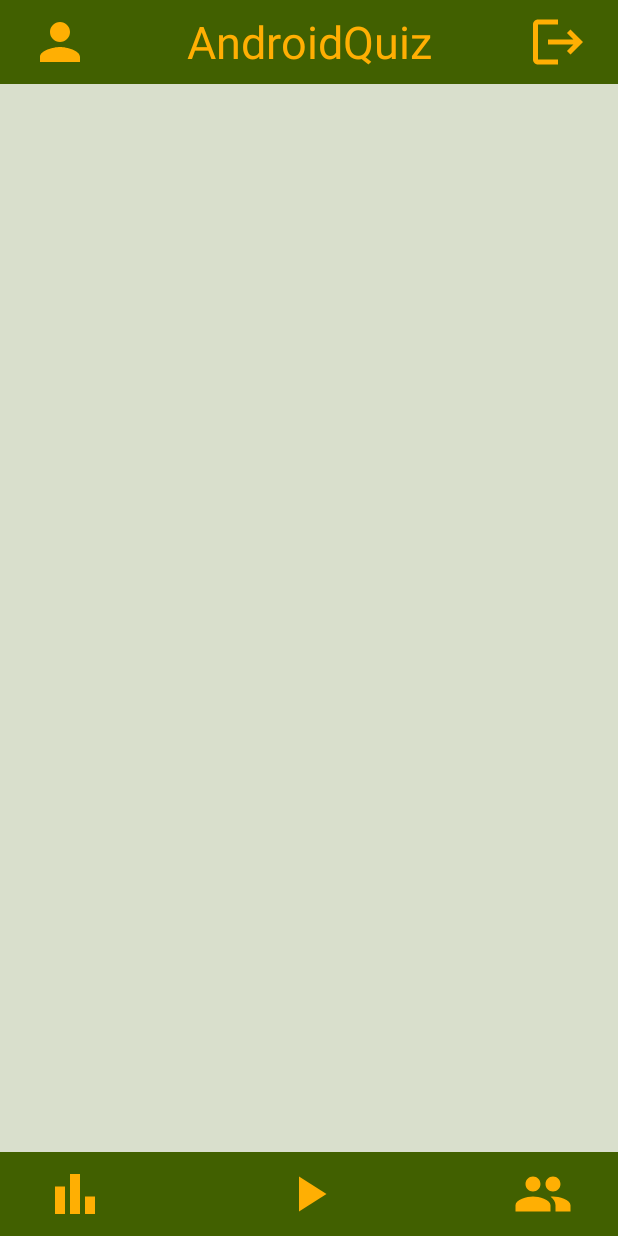
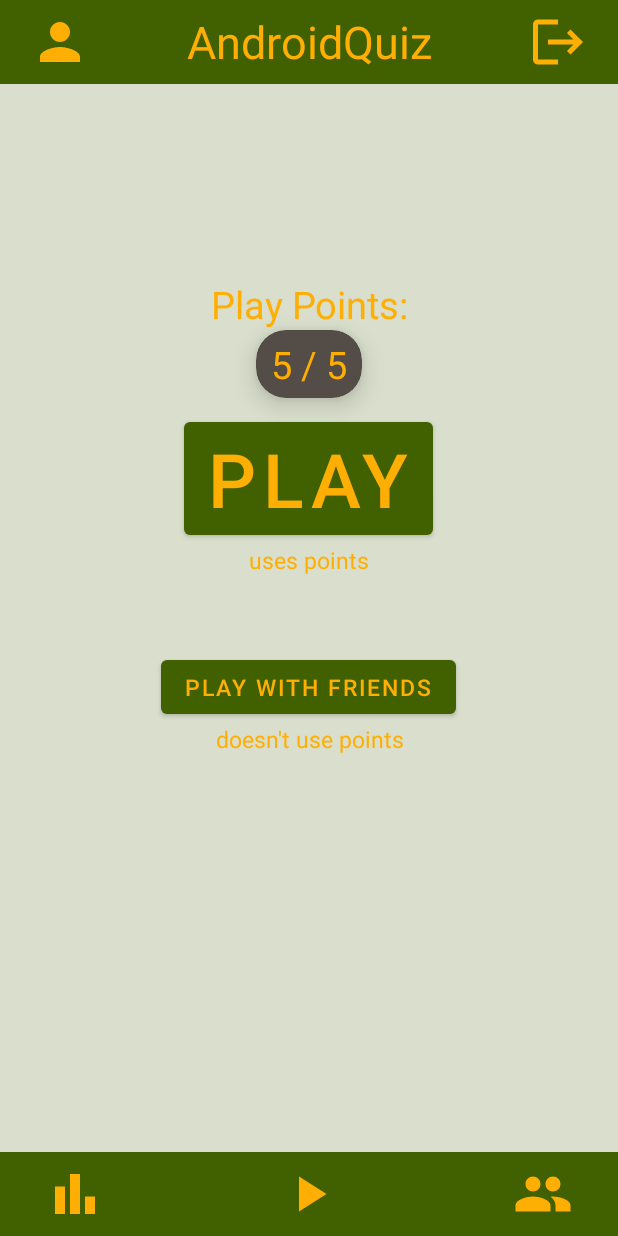
Before and after one commit to doka900/AndroidQuiz, an Android app: the HomeActivity screen opened directly, with no data from a screen before it, on a phone screen of 412 x 824 dp. Run offline under Robolectric (Android 15) with nearby library versions, the phone set to English and light mode, and no system bars.

Commit message:
Home page and in game bar

```diff
--- a/Frontend/AndroidQuiz/app/src/main/AndroidManifest.xml
+++ b/Frontend/AndroidQuiz/app/src/main/AndroidManifest.xml
@@ -11,6 +11,9 @@
         android:supportsRtl="true"
         android:theme="@style/Theme.AndroidQuiz"
         tools:targetApi="31">
+        <activity
+            android:name=".activities.KzzActivity"
+            android:exported="false" />
         <activity
             android:name=".activities.HomeActivity"
             android:exported="false" />
--- a/Frontend/AndroidQuiz/app/src/main/java/com/example/androidquiz/MainActivity.java
+++ b/Frontend/AndroidQuiz/app/src/main/java/com/example/androidquiz/MainActivity.java
@@ -7,6 +7,7 @@ import android.os.Bundle;
 import android.widget.Button;
 
 import com.example.androidquiz.activities.HomeActivity;
+import com.example.androidquiz.activities.KzzActivity;
 import com.example.androidquiz.activities.LoginActivity;
 import com.example.androidquiz.activities.ProfileActivity;
 
@@ -47,7 +48,7 @@ public class MainActivity extends AppCompatActivity {
             startActivity(intent);
         });
         kzzPageButton.setOnClickListener(v -> {
-            Intent intent = new Intent(MainActivity.this, LoginActivity.class);
+            Intent intent = new Intent(MainActivity.this, KzzActivity.class);
             startActivity(intent);
         });
     }
--- a/Frontend/AndroidQuiz/app/src/main/java/com/example/androidquiz/activities/HomeActivity.java
+++ b/Frontend/AndroidQuiz/app/src/main/java/com/example/androidquiz/activities/HomeActivity.java
@@ -16,17 +16,17 @@ public class HomeActivity extends AppCompatActivity {
         super.onCreate(savedInstanceState);
         setContentView(R.layout.activity_home);
 
-        androidx.appcompat.widget.Toolbar gamebar = findViewById(R.id.gamebar);
-        setSupportActionBar(gamebar);
+        androidx.appcompat.widget.Toolbar menubar = findViewById(R.id.menubar);
+        setSupportActionBar(menubar);
         getSupportActionBar().setDisplayShowTitleEnabled(false);
 
         androidx.appcompat.widget.Toolbar toolbar = findViewById(R.id.toolbar);
         setSupportActionBar(toolbar);
         getSupportActionBar().setDisplayShowTitleEnabled(false);
 
-        ImageView play = findViewById(R.id.gamebar_playButton);
-        ImageView rangList = findViewById(R.id.gamebar_ranglistButton);
-        ImageView friends = findViewById(R.id.gamebar_friendsButton);
+        ImageView play = findViewById(R.id.menubar_playButton);
+        ImageView rangList = findViewById(R.id.menubar_ranglistButton);
+        ImageView friends = findViewById(R.id.menubar_friendsButton);
         ImageView profile = findViewById(R.id.toolbar_profileButton);
         ImageView logout = findViewById(R.id.toolbar_logoutButton);
 
--- a/Frontend/AndroidQuiz/app/src/main/res/layout/activity_home.xml
+++ b/Frontend/AndroidQuiz/app/src/main/res/layout/activity_home.xml
@@ -2,6 +2,7 @@
 <androidx.constraintlayout.widget.ConstraintLayout xmlns:android="http://schemas.android.com/apk/res/android"
     xmlns:app="http://schemas.android.com/apk/res-auto"
     xmlns:tools="http://schemas.android.com/tools"
+    xmlns:card_view="http://schemas.android.com/apk/res-auto"
     android:layout_width="match_parent"
     android:layout_height="match_parent"
     tools:context=".activities.HomeActivity"
@@ -10,14 +11,95 @@
         android:id="@+id/toolbar"
         layout="@layout/toolbar"/>
 
+    <LinearLayout
+        android:layout_width="match_parent"
+        android:layout_height="match_parent"
+        android:orientation="vertical"
+        android:layout_marginTop="180dp"
+        android:layout_marginBottom="60dp">
+
+        <TextView
+            android:layout_width="match_parent"
+            android:layout_height="wrap_content"
+            android:layout_gravity="center_horizontal"
+            android:layout_marginTop="5dp"
+            android:text="Play Points:"
+            android:textAlignment="center"
+            android:textColor="@color/golden"
+            android:textSize="25sp" />
+
+        <androidx.cardview.widget.CardView
+            android:layout_width="wrap_content"
+            android:layout_height="wrap_content"
+            android:layout_gravity="center_horizontal"
+            card_view:cardCornerRadius="20dp"
+            card_view:cardElevation="10dp"
+            card_view:cardBackgroundColor="@color/dark_gray"
+            android:gravity="center"
+            android:orientation="vertical">
+
+            <TextView
+                android:layout_width="wrap_content"
+                android:layout_height="wrap_content"
+                android:layout_gravity="center_horizontal"
+                android:layout_marginTop="5dp"
+                android:text="5 / 5"
+                android:layout_marginHorizontal="10dp"
+                android:layout_marginVertical="5dp"
+                android:textAlignment="center"
+                android:textColor="@color/golden"
+                android:textSize="25sp" />
+
+        </androidx.cardview.widget.CardView>
+
+        <Button
+            android:id="@+id/activity_home_playButton"
+            android:layout_width="wrap_content"
+            android:layout_height="wrap_content"
+            android:layout_gravity="center"
+            android:layout_marginTop="10dp"
+            android:text="PLAY"
+            android:textColor="@color/golden"
+            android:textSize="50sp" />
+
+        <TextView
+            android:layout_width="wrap_content"
+            android:layout_height="wrap_content"
+            android:layout_gravity="center_horizontal"
+            android:text="uses points"
+            android:layout_marginHorizontal="10dp"
+            android:textAlignment="center"
+            android:textColor="@color/golden"
+            android:textSize="15sp" />
+
+        <Button
+            android:id="@+id/activity_home_playfriendsButton"
+            android:layout_width="wrap_content"
+            android:layout_height="wrap_content"
+            android:layout_gravity="center"
+            android:layout_marginTop="50dp"
+            android:text="PLAY with friends"
+            android:textColor="@color/golden"
+            android:textSize="15sp" />
+        <TextView
+            android:layout_width="wrap_content"
+            android:layout_height="wrap_content"
+            android:layout_gravity="center_horizontal"
+            android:text="doesn't use points"
+            android:layout_marginHorizontal="10dp"
+            android:textAlignment="center"
+            android:textColor="@color/golden"
+            android:textSize="15sp" />
+
+    </LinearLayout>
 
     <LinearLayout
         android:layout_width="match_parent"
         android:layout_height="match_parent"
         android:gravity="bottom|center">
         <include
-            android:id="@+id/gamebar"
-            layout="@layout/gamebar" />
+            android:id="@+id/menubar"
+            layout="@layout/menubar" />
     </LinearLayout>
 
 </androidx.constraintlayout.widget.ConstraintLayout>
--- a/Frontend/AndroidQuiz/app/src/main/res/layout/activity_profile.xml
+++ b/Frontend/AndroidQuiz/app/src/main/res/layout/activity_profile.xml
@@ -209,8 +209,8 @@
         android:layout_height="match_parent"
         android:gravity="bottom|center">
         <include
-            android:id="@+id/gamebar"
-            layout="@layout/gamebar" />
+            android:id="@+id/menubar"
+            layout="@layout/menubar" />
     </LinearLayout>
 
 
--- /dev/null
+++ b/Frontend/AndroidQuiz/app/src/main/res/layout/menubar.xml
@@ -0,0 +1,31 @@
+<?xml version="1.0" encoding="utf-8"?>
+<androidx.appcompat.widget.Toolbar xmlns:android="http://schemas.android.com/apk/res/android"
+    android:layout_width="match_parent"
+    android:layout_height="wrap_content"
+    xmlns:app="http://schemas.android.com/apk/res-auto"
+    android:layout_gravity="bottom"
+    android:background="@color/main_green">
+
+    <ImageView
+        android:id="@+id/menubar_ranglistButton"
+        android:layout_width="40dp"
+        android:layout_height="40dp"
+        android:layout_marginLeft="30dp"
+        android:src="@drawable/baseline_bar_chart_24" />
+
+    <ImageView
+        android:id="@+id/menubar_playButton"
+        android:layout_width="40dp"
+        android:layout_height="40dp"
+        android:layout_gravity="center"
+        android:src="@drawable/baseline_play_arrow_24" />
+
+    <ImageView
+        android:id="@+id/menubar_friendsButton"
+        android:layout_width="40dp"
+        android:layout_height="40dp"
+        android:layout_gravity="right"
+        android:layout_marginRight="30dp"
+        android:src="@drawable/baseline_people_24" />
+
+</androidx.appcompat.widget.Toolbar>
```
Also changed, not shown: Frontend/AndroidQuiz/app/src/main/java/com/example/androidquiz/activities/KzzActivity.java (added, +24 -0 lines), Frontend/AndroidQuiz/app/src/main/java/com/example/androidquiz/activities/ProfileActivity.java (+5 -5 lines), Frontend/AndroidQuiz/app/src/main/res/layout/activity_kzz.xml (added, +23 -0 lines), Frontend/AndroidQuiz/app/src/main/res/layout/gamebar.xml (+23 -20 lines), Frontend/AndroidQuiz/app/src/main/res/layout/resultbar.xml (added, +65 -0 lines).
